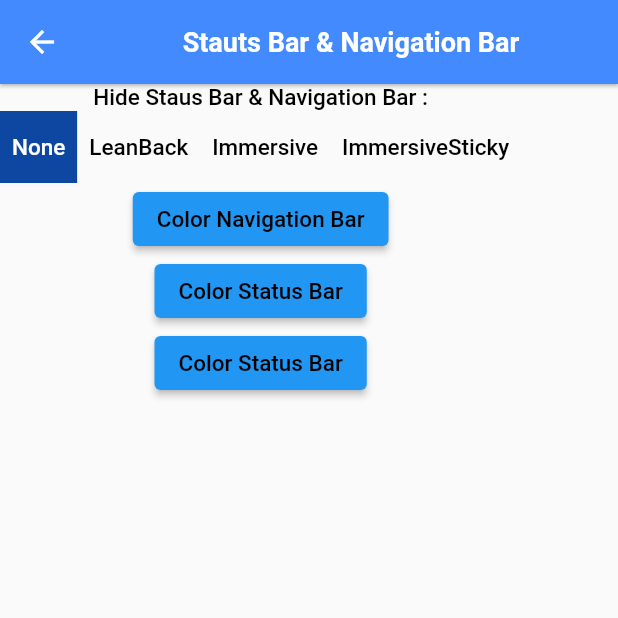
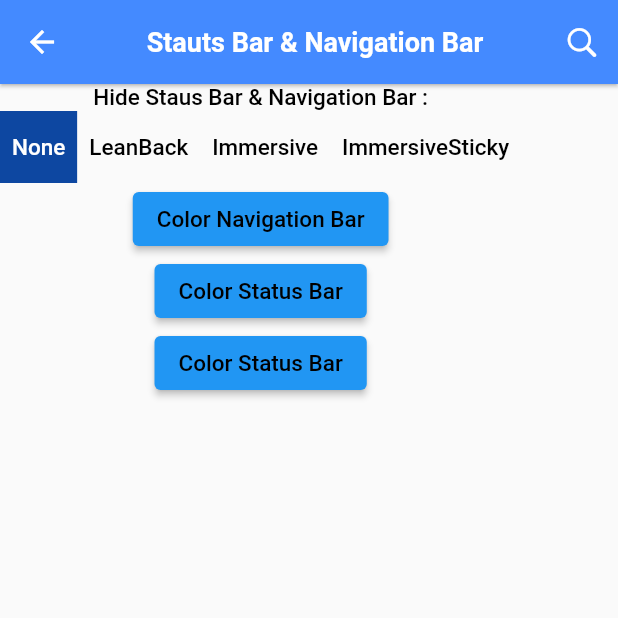
Before and after one commit to Arna98/StatusBar-NavigationBar, a Flutter app: the screen it shows after launch, on a phone screen of 412 x 824 dp, the top half of it. Run offline on Flutter 3.47's test engine with Material 2 defaults, Android fonts, the light colour scheme and no system bars; Roboto replaces fonts that are missing (pobbins).

Commit message:
add search icon

```diff
--- a/lib/main.dart
+++ b/lib/main.dart
@@ -1,3 +1,4 @@
+import 'package:flutter/cupertino.dart';
 import 'package:flutter/material.dart';
 import 'package:flutter/services.dart';
 
@@ -50,6 +51,9 @@ class _HomeState extends State<Home> {
         backgroundColor: Colors.blueAccent,
         elevation: 1,
         leading: const BackButton(),
+        actions: [
+          IconButton(onPressed: (){}, icon: const Icon(CupertinoIcons.search))
+        ],
         title: Center(
             child: Text("Stauts Bar & Navigation Bar",
                 style: Theme.of(context).textTheme.headline1)),
```
